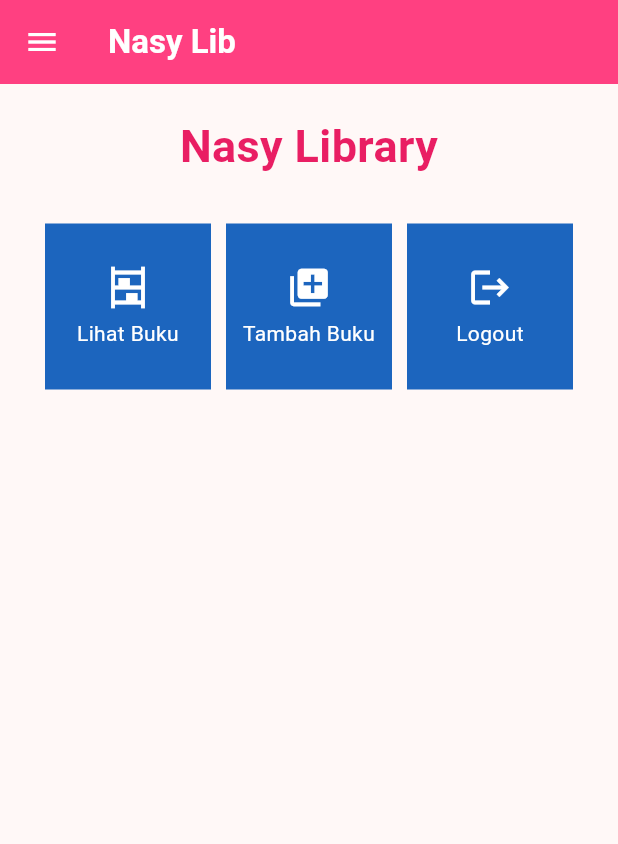
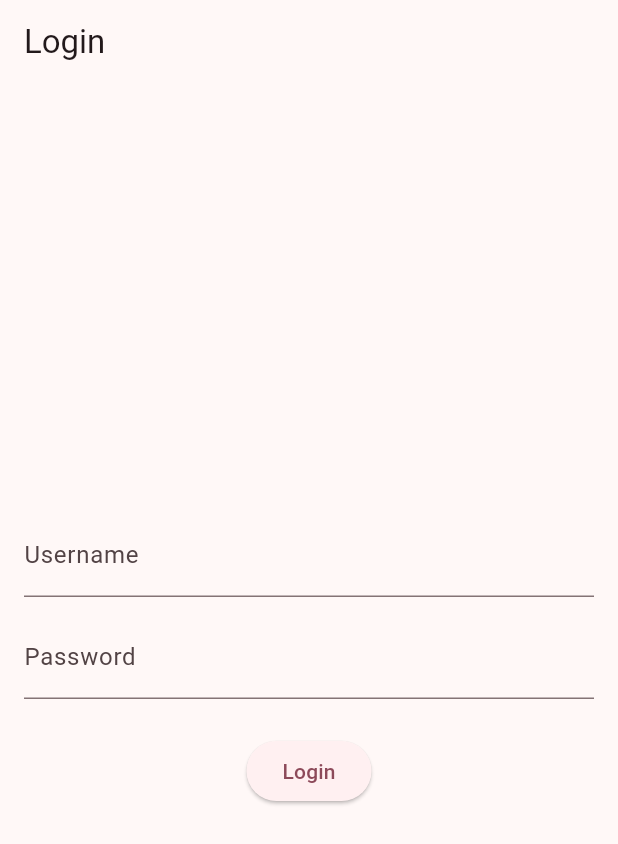
Before and after one commit to Nsyay/nasy-lib-mobile, a Flutter app: the screen it shows after launch, on a phone screen of 412 x 824 dp. Shown: the top 844 px of the screen. Run offline on Flutter 3.47's test engine with Material 2 defaults, Android fonts, the phone set to English and light mode, and no system bars; missing offline and left inert: pbp_django_auth.

Commit message:
tugas 9 done

```diff
--- a/lib/main.dart
+++ b/lib/main.dart
@@ -1,5 +1,7 @@
 import 'package:flutter/material.dart';
-import 'package:nasy_lib_mobile/screens/menu.dart';
+import 'package:nasy_lib_mobile/screens/login.dart';
+import 'package:pbp_django_auth/pbp_django_auth.dart';
+import 'package:provider/provider.dart';
 
 void main() {
   runApp(const MyApp());
@@ -11,29 +13,18 @@
   // This widget is the root of your application.
   @override
   Widget build(BuildContext context) {
-    return MaterialApp(
-      home: MyHomePage(),
-      debugShowCheckedModeBanner: false,
-      title: 'Flutter Demo',
-      theme: ThemeData(
-        // This is the theme of your application.
-        //
-        // TRY THIS: Try running your application with "flutter run". You'll see
-        // the application has a blue toolbar. Then, without quitting the app,
-        // try changing the seedColor in the colorScheme below to Colors.green
-        // and then invoke "hot reload" (save your changes or press the "hot
-        // reload" button in a Flutter-supported IDE, or press "r" if you used
-        // the command line to start the app).
-        //
-        // Notice that the counter didn't reset back to zero; the application
-        // state is not lost during the reload. To reset the state, use hot
-        // restart instead.
-        //
-        // This works for code too, not just values: Most code changes can be
-        // tested with just a hot reload.
-        colorScheme: ColorScheme.fromSeed(seedColor: Colors.pinkAccent),
-        useMaterial3: true,
-      ),
+    return Provider(
+      create: (_) {
+        CookieRequest request = CookieRequest();
+        return request;
+      },
+      child: MaterialApp(
+        title: 'Flutter App',
+        theme: ThemeData(
+          colorScheme: ColorScheme.fromSeed(seedColor: Colors.pinkAccent),
+          useMaterial3: true,
+        ),
+        home: LoginPage()),
     );
   }
 }
--- /dev/null
+++ b/lib/screens/login.dart
@@ -0,0 +1,109 @@
+import 'package:nasy_lib_mobile/screens/menu.dart';
+import 'package:flutter/material.dart';
+import 'package:pbp_django_auth/pbp_django_auth.dart';
+import 'package:provider/provider.dart';
+
+void main() {
+    runApp(const LoginApp());
+}
+
+class LoginApp extends StatelessWidget {
+const LoginApp({super.key});
+
+@override
+Widget build(BuildContext context) {
+    return MaterialApp(
+        title: 'Login',
+        theme: ThemeData(
+            primarySwatch: Colors.pink,
+    ),
+    home: const LoginPage(),
+    );
+    }
+}
+
+class LoginPage extends StatefulWidget {
+    const LoginPage({super.key});
+
+    @override
+    _LoginPageState createState() => _LoginPageState();
+}
+
+class _LoginPageState extends State<LoginPage> {
+    final TextEditingController _usernameController = TextEditingController();
+    final TextEditingController _passwordController = TextEditingController();
+
+    @override
+    Widget build(BuildContext context) {
+        final request = context.watch<CookieRequest>();
+        return Scaffold(
+            appBar: AppBar(
+                title: const Text('Login'),
+            ),
+            body: Container(
+                padding: const EdgeInsets.all(16.0),
+                child: Column(
+                    mainAxisAlignment: MainAxisAlignment.center,
+                    children: [
+                        TextField(
+                            controller: _usernameController,
+                            decoration: const InputDecoration(
+                                labelText: 'Username',
+                            ),
+                        ),
+                        const SizedBox(height: 12.0),
+                        TextField(
+                            controller: _passwordController,
+                            decoration: const InputDecoration(
+                                labelText: 'Password',
+                            ),
+                            obscureText: true,
+                        ),
+                        const SizedBox(height: 24.0),
+                        ElevatedButton(
+                            onPressed: () async {
+                                String username = _usernameController.text;
+                                String password = _passwordController.text;
+                                final response = await request.login("http://127.0.0.1:8000/auth/login/", {
+                                'username': username,
+                                'password': password,
+                                });
+
+                                if (request.loggedIn) {
+                                    String message = response['message'];
+                                    String uname = response['username'];
+                                    Navigator.pushReplacement(
+                                        context,
+                                        MaterialPageRoute(builder: (context) => MyHomePage()),
+                                    );
+                                    ScaffoldMessenger.of(context)
+                                        ..hideCurrentSnackBar()
+                                        ..showSnackBar(
+                                            SnackBar(content: Text("$message Selamat datang, $uname.")));
+                                    } else {
+                                    showDialog(
+                                        context: context,
+                                        builder: (context) => AlertDialog(
+                                            title: const Text('Login Gagal'),
+                                            content:
+                                                Text(response['message']),
+                                            actions: [
+                                                TextButton(
+                                                    child: const Text('OK'),
+                                                    onPressed: () {
+                                                        Navigator.pop(context);
+                                                    },
+                                                ),
+                                            ],
+                                        ),
+                                    );
+                                }
+                            },
+                            child: const Text('Login'),
+                        ),
+                    ],
+                ),
+            ),
+        );
+    }
+}
--- a/pubspec.yaml
+++ b/pubspec.yaml
@@ -35,6 +35,9 @@
   # The following adds the Cupertino Icons font to your application.
   # Use with the CupertinoIcons class for iOS style icons.
   cupertino_icons: ^1.0.2
+  provider: ^6.1.1
+  pbp_django_auth: ^0.4.0
+  http: ^1.1.0
 
 dev_dependencies:
   flutter_test:
```
Also changed, not shown: lib/models/book.dart (added, +73 -0 lines), lib/screens/book_detail.dart (added, +47 -0 lines), lib/screens/book_form.dart (+89 -38 lines), lib/screens/book_view.dart (deleted, +0 -42 lines), lib/screens/list_product.dart (added, +102 -0 lines), lib/widgets/book_card.dart (+29 -5 lines), lib/widgets/drawerlib.dart (+9 -9 lines), pubspec.lock, 3 other files.
